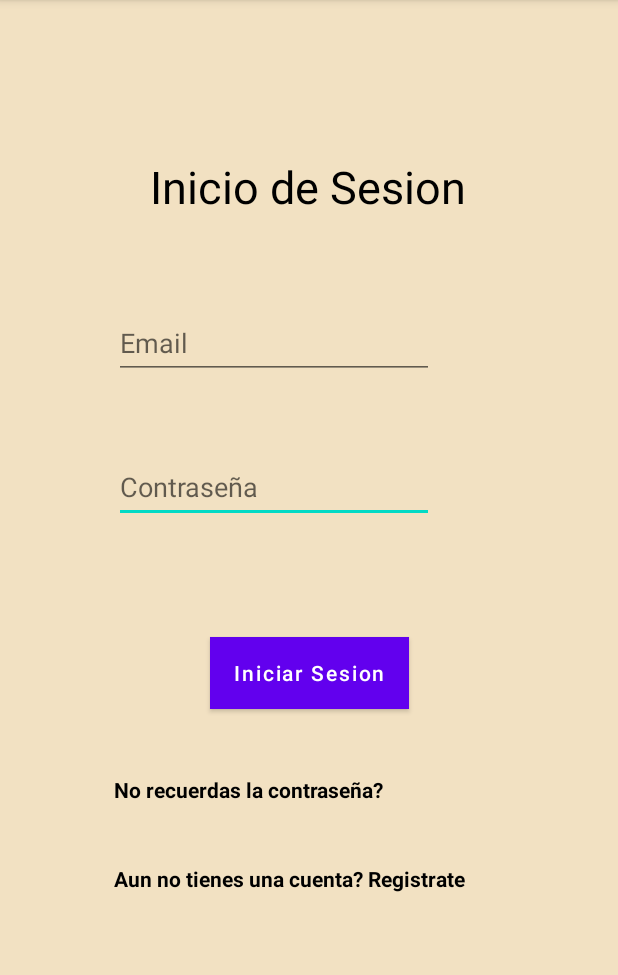
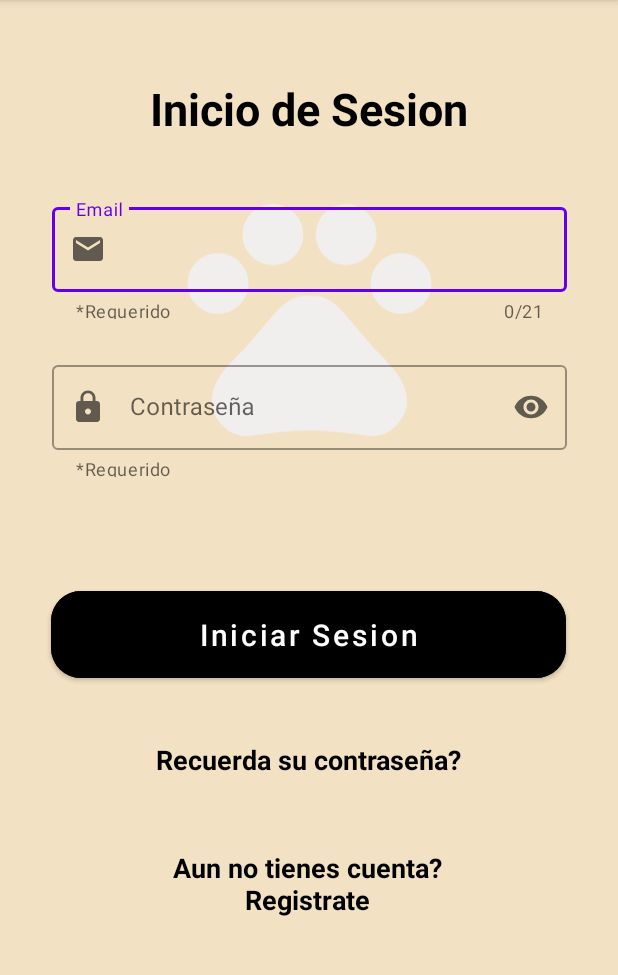
Before and after one commit to DSAR-inc/PetFeederApp, an Android app: the LoginActivity screen opened directly, with no data from a screen before it, on a phone screen of 412 x 824 dp, the part 84-1059 px from its top. Run offline under Robolectric (Android 15) with nearby library versions, the phone set to English and light mode, and no system bars; Roboto replaces fonts that are not available here.

Commit message:
Implementacion de cambios en la activity Login

```diff
--- /dev/null
+++ b/Code/app/src/main/res/drawable/ic_email.xml
@@ -0,0 +1,5 @@
+<vector android:autoMirrored="true" android:height="24dp"
+    android:tint="#000000" android:viewportHeight="24"
+    android:viewportWidth="24" android:width="24dp" xmlns:android="http://schemas.android.com/apk/res/android">
+    <path android:fillColor="@android:color/white" android:pathData="M20,4L4,4c-1.1,0 -1.99,0.9 -1.99,2L2,18c0,1.1 0.9,2 2,2h16c1.1,0 2,-0.9 2,-2L22,6c0,-1.1 -0.9,-2 -2,-2zM20,8l-8,5 -8,-5L4,6l8,5 8,-5v2z"/>
+</vector>
--- /dev/null
+++ b/Code/app/src/main/res/drawable/ic_lock.xml
@@ -0,0 +1,5 @@
+<vector android:autoMirrored="true" android:height="24dp"
+    android:tint="#000000" android:viewportHeight="24"
+    android:viewportWidth="24" android:width="24dp" xmlns:android="http://schemas.android.com/apk/res/android">
+    <path android:fillColor="@android:color/white" android:pathData="M18,8h-1L17,6c0,-2.76 -2.24,-5 -5,-5S7,3.24 7,6v2L6,8c-1.1,0 -2,0.9 -2,2v10c0,1.1 0.9,2 2,2h12c1.1,0 2,-0.9 2,-2L20,10c0,-1.1 -0.9,-2 -2,-2zM12,17c-1.1,0 -2,-0.9 -2,-2s0.9,-2 2,-2 2,0.9 2,2 -0.9,2 -2,2zM15.1,8L8.9,8L8.9,6c0,-1.71 1.39,-3.1 3.1,-3.1 1.71,0 3.1,1.39 3.1,3.1v2z"/>
+</vector>
--- /dev/null
+++ b/Code/app/src/main/res/drawable/ic_pet.xml
@@ -0,0 +1,9 @@
+<vector android:autoMirrored="true" android:height="24dp"
+    android:tint="#F1EEEE" android:viewportHeight="24"
+    android:viewportWidth="24" android:width="24dp" xmlns:android="http://schemas.android.com/apk/res/android">
+    <path android:fillColor="@android:color/white" android:pathData="M4.5,9.5m-2.5,0a2.5,2.5 0,1 1,5 0a2.5,2.5 0,1 1,-5 0"/>
+    <path android:fillColor="@android:color/white" android:pathData="M9,5.5m-2.5,0a2.5,2.5 0,1 1,5 0a2.5,2.5 0,1 1,-5 0"/>
+    <path android:fillColor="@android:color/white" android:pathData="M15,5.5m-2.5,0a2.5,2.5 0,1 1,5 0a2.5,2.5 0,1 1,-5 0"/>
+    <path android:fillColor="@android:color/white" android:pathData="M19.5,9.5m-2.5,0a2.5,2.5 0,1 1,5 0a2.5,2.5 0,1 1,-5 0"/>
+    <path android:fillColor="@android:color/white" android:pathData="M17.34,14.86c-0.87,-1.02 -1.6,-1.89 -2.48,-2.91 -0.46,-0.54 -1.05,-1.08 -1.75,-1.32 -0.11,-0.04 -0.22,-0.07 -0.33,-0.09 -0.25,-0.04 -0.52,-0.04 -0.78,-0.04s-0.53,0 -0.79,0.05c-0.11,0.02 -0.22,0.05 -0.33,0.09 -0.7,0.24 -1.28,0.78 -1.75,1.32 -0.87,1.02 -1.6,1.89 -2.48,2.91 -1.31,1.31 -2.92,2.76 -2.62,4.79 0.29,1.02 1.02,2.03 2.33,2.32 0.73,0.15 3.06,-0.44 5.54,-0.44h0.18c2.48,0 4.81,0.58 5.54,0.44 1.31,-0.29 2.04,-1.31 2.33,-2.32 0.31,-2.04 -1.3,-3.49 -2.61,-4.8z"/>
+</vector>
--- a/Code/app/src/main/res/layout/activity_login.xml
+++ b/Code/app/src/main/res/layout/activity_login.xml
@@ -7,80 +7,118 @@
     android:background="#F2E1C2"
     tools:context=".LoginActivity">
 
+    <ImageView
+        android:id="@+id/imageView2"
+        android:layout_width="195dp"
+        android:layout_height="257dp"
+        android:layout_marginTop="30dp"
+        android:layout_weight="1"
+        app:layout_constraintBottom_toTopOf="@+id/button"
+        app:layout_constraintEnd_toEndOf="parent"
+        app:layout_constraintStart_toStartOf="parent"
+        app:layout_constraintTop_toTopOf="parent"
+        app:srcCompat="@drawable/ic_pet" />
+
     <TextView
-        android:id="@+id/textView"
+        android:id="@+id/MensajeLogin"
         android:layout_width="wrap_content"
         android:layout_height="wrap_content"
-        android:layout_marginTop="104dp"
+        android:layout_marginTop="52dp"
         android:text="Inicio de Sesion"
-        android:textColor="#000000"
+        android:textColor="@color/black"
         android:textSize="30sp"
+        android:textStyle="bold"
+        app:layout_constraintEnd_toEndOf="parent"
+        app:layout_constraintStart_toStartOf="parent"
+        app:layout_constraintTop_toTopOf="parent" />
+
+    <com.google.android.material.textfield.TextInputLayout
+        android:id="@+id/InputEmailLogin"
+        android:layout_width="343dp"
+        android:layout_height="80dp"
+        android:layout_marginTop="40dp"
+        android:hint="Email"
+        app:counterEnabled="true"
+        style="@style/Widget.MaterialComponents.TextInputLayout.OutlinedBox"
+        app:counterMaxLength="21"
+        app:helperText="*Requerido"
+        app:layout_constraintEnd_toEndOf="parent"
+        app:layout_constraintStart_toStartOf="parent"
+        app:layout_constraintTop_toBottomOf="@+id/MensajeLogin"
+        app:startIconDrawable="@drawable/ic_email">
+
+        <com.google.android.material.textfield.TextInputEditText
+            android:layout_width="match_parent"
+            android:layout_height="wrap_content"
+            android:inputType="textEmailAddress" />
+    </com.google.android.material.textfield.TextInputLayout>
+
+    <com.google.android.material.textfield.TextInputLayout
+        android:id="@+id/InputContraseñaLogin"
+        android:layout_width="343dp"
+        android:layout_height="80dp"
+        android:layout_marginTop="25dp"
+        android:hint="Contraseña"
+        style="@style/Widget.MaterialComponents.TextInputLayout.OutlinedBox"
+        app:endIconMode="password_toggle"
+        app:helperText="*Requerido"
+        app:layout_constraintEnd_toEndOf="parent"
+        app:layout_constraintStart_toStartOf="parent"
+        app:layout_constraintTop_toBottomOf="@+id/InputEmailLogin"
+        app:startIconDrawable="@drawable/ic_lock">
+
+        <com.google.android.material.textfield.TextInputEditText
+            android:layout_width="match_parent"
+            android:layout_height="wrap_content"
+            android:inputType="textPassword" />
+
+    </com.google.android.material.textfield.TextInputLayout>
+
+    <Button
+        android:id="@+id/button"
+        android:layout_width="343dp"
+        android:layout_height="70dp"
+        android:layout_marginTop="70dp"
+        android:backgroundTint="@color/black"
+        android:text="Iniciar Sesion"
+        android:textAllCaps="false"
+        android:textSize="20sp"
+        app:cornerRadius="20sp"
         app:layout_constraintEnd_toEndOf="parent"
         app:layout_constraintHorizontal_bias="0.498"
         app:layout_constraintStart_toStartOf="parent"
-        app:layout_constraintTop_toTopOf="parent" />
+        app:layout_constraintTop_toBottomOf="@+id/InputContraseñaLogin" />
 
-    <EditText
-        android:id="@+id/etPasswordLogin"
+    <TextView
+        android:id="@+id/tvRecordarContraseña"
         android:layout_width="wrap_content"
-        android:layout_height="wrap_content"
-        android:layout_marginStart="76dp"
-        android:layout_marginTop="48dp"
-        android:ems="10"
-        android:hint="Contraseña"
-        android:inputType="textPassword"
-        android:minHeight="48dp"
-        app:layout_constraintStart_toStartOf="parent"
-        app:layout_constraintTop_toBottomOf="@+id/etEmailLogin" />
-
-    <EditText
-        android:id="@+id/etEmailLogin"
-        android:layout_width="wrap_content"
-        android:layout_height="wrap_content"
-        android:layout_marginStart="76dp"
-        android:layout_marginTop="60dp"
-        android:ems="10"
-        android:hint="Email"
-        android:inputType="textEmailAddress"
-        android:minHeight="48dp"
-        app:layout_constraintStart_toStartOf="parent"
-        app:layout_constraintTop_toBottomOf="@+id/textView" />
-
-    <Button
-        android:id="@+id/buttonLogin"
-        android:layout_width="wrap_content"
-        android:layout_height="wrap_content"
-        android:layout_marginTop="76dp"
-        android:background="#000000"
-        android:backgroundTint="#000000"
-        android:text="Iniciar Sesion"
-        android:textAllCaps="false"
-        app:cornerRadius="20sp"
+        android:layout_height="48sp"
+        android:layout_marginTop="36dp"
+        android:clickable="true"
+        android:text="Recuerda su contraseña?"
+        android:textAlignment="gravity"
+        android:textColor="@color/black"
+        android:textSize="18sp"
+        android:textStyle="bold"
         app:layout_constraintEnd_toEndOf="parent"
         app:layout_constraintStart_toStartOf="parent"
-        app:layout_constraintTop_toBottomOf="@+id/etPasswordLogin" />
+        app:layout_constraintTop_toBottomOf="@+id/button" />
 
     <TextView
-        android:id="@+id/textView2"
+        android:id="@+id/tvRegistrarse"
         android:layout_width="wrap_content"
-        android:layout_height="wrap_content"
-        android:layout_marginStart="76dp"
-        android:layout_marginTop="44dp"
-        android:text="No recuerdas la contraseña?"
-        android:textColor="#000000"
+        android:layout_height="48sp"
+        android:layout_marginTop="24dp"
+        android:clickable="true"
+        android:singleLine="false"
+        android:text="Aun no tienes cuenta?\nRegistrate"
+        android:textAlignment="center"
+        android:textColor="@color/black"
+        android:textSize="18sp"
         android:textStyle="bold"
+        app:layout_constraintEnd_toEndOf="parent"
+        app:layout_constraintHorizontal_bias="0.496"
         app:layout_constraintStart_toStartOf="parent"
-        app:layout_constraintTop_toBottomOf="@+id/buttonLogin" />
+        app:layout_constraintTop_toBottomOf="@+id/tvRecordarContraseña" />
 
-    <TextView
-        android:id="@+id/textView3"
-        android:layout_width="wrap_content"
-        android:layout_height="wrap_content"
-        android:layout_marginStart="76dp"
-        android:layout_marginTop="40dp"
-        android:text="Aun no tienes una cuenta? Registrate"
-        android:textColor="#000000"
-        android:textStyle="bold"
-        app:layout_constraintStart_toStartOf="parent"
-        app:layout_constraintTop_toBottomOf="@+id/textView2" />
 </androidx.constraintlayout.widget.ConstraintLayout>
```
